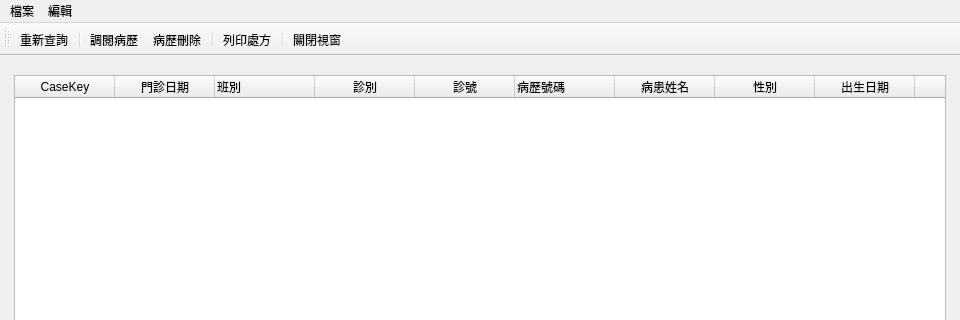
picacat/pyMedical, file ui/medical_record_list.ui: the form before one commit; both pictures show x 0 to 960 and y 0 to 320 of the 960 by 700 pixel window.
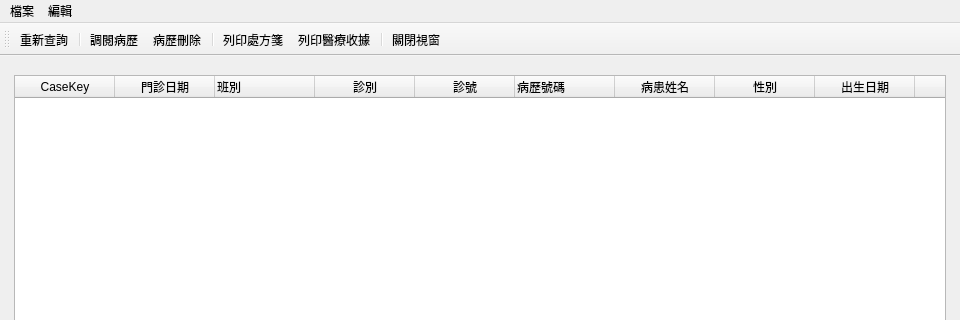
The form after the commit. Icons and pictures are not drawn.

What changed in the file:
```diff
--- a/ui/medical_record_list.ui
+++ b/ui/medical_record_list.ui
@@ -211,6 +211,7 @@
    <addaction name="action_delete_record"/>
    <addaction name="separator"/>
    <addaction name="action_print_prescript"/>
+   <addaction name="action_print_receipt"/>
    <addaction name="separator"/>
    <addaction name="action_close"/>
   </widget>
@@ -241,7 +242,7 @@
      <normaloff>../icons/document-print.svg</normaloff>../icons/document-print.svg</iconset>
    </property>
    <property name="text">
-    <string>列印處方</string>
+    <string>列印處方箋</string>
    </property>
   </action>
   <action name="action_requery">
@@ -265,6 +266,15 @@
     <string>關閉視窗</string>
    </property>
   </action>
+  <action name="action_print_receipt">
+   <property name="icon">
+    <iconset>
+     <normaloff>../icons/printer-printing.png</normaloff>../icons/printer-printing.png</iconset>
+   </property>
+   <property name="text">
+    <string>列印醫療收據</string>
+   </property>
+  </action>
  </widget>
  <resources/>
  <connections/>
```
